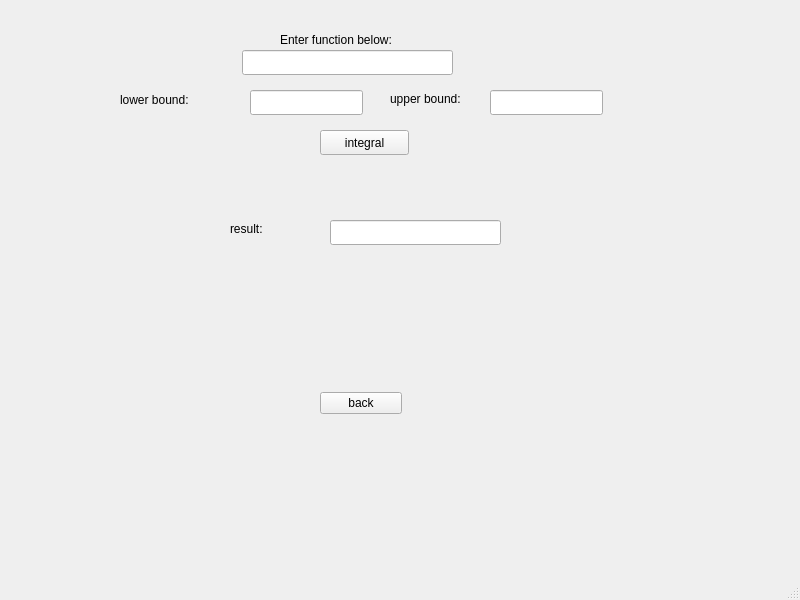
The window that src/geek-calculator/mainwindow.ui (Jelena-Zivovic/RS014-geek-calculator) describes before a commit, drawn with Qt 5.
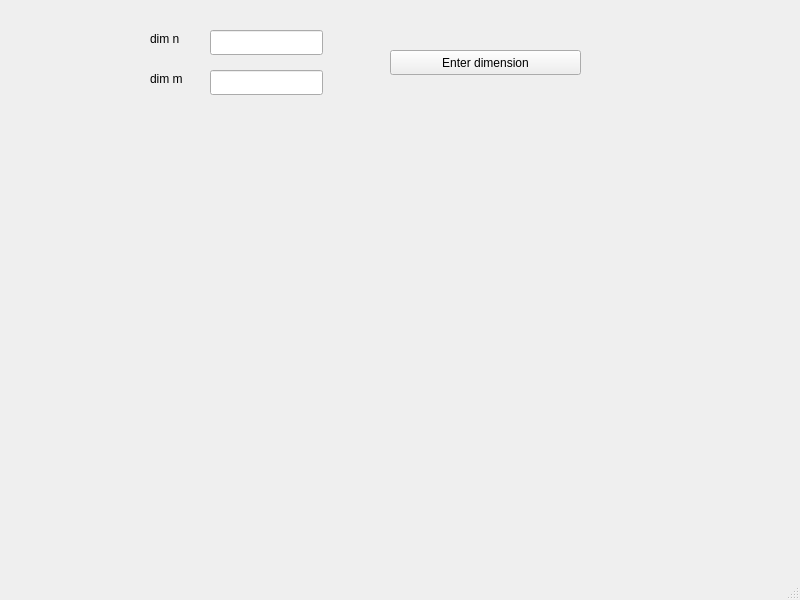
The same window after the commit.

Diff of the .ui file:
```diff
--- a/src/geek-calculator/mainwindow.ui
+++ b/src/geek-calculator/mainwindow.ui
@@ -17,14 +17,14 @@
    <widget class="QStackedWidget" name="stackedWidgets">
     <property name="geometry">
      <rect>
-      <x>100</x>
-      <y>30</y>
+      <x>130</x>
+      <y>10</y>
       <width>521</width>
       <height>421</height>
      </rect>
     </property>
     <property name="currentIndex">
-     <number>2</number>
+     <number>1</number>
     </property>
     <widget class="QWidget" name="mainPage">
      <widget class="QWidget" name="horizontalLayoutWidget">
@@ -54,6 +54,67 @@
       </layout>
      </widget>
     </widget>
+    <widget class="QWidget" name="matrixPage">
+     <widget class="QLineEdit" name="dimNLineEdit">
+      <property name="geometry">
+       <rect>
+        <x>80</x>
+        <y>20</y>
+        <width>113</width>
+        <height>25</height>
+       </rect>
+      </property>
+     </widget>
+     <widget class="QLineEdit" name="dimMLineEdit">
+      <property name="geometry">
+       <rect>
+        <x>80</x>
+        <y>60</y>
+        <width>113</width>
+        <height>25</height>
+       </rect>
+      </property>
+     </widget>
+     <widget class="QLabel" name="dimNLabel">
+      <property name="geometry">
+       <rect>
+        <x>20</x>
+        <y>20</y>
+        <width>67</width>
+        <height>17</height>
+       </rect>
+      </property>
+      <property name="text">
+       <string>dim n</string>
+      </property>
+     </widget>
+     <widget class="QLabel" name="dimMLabel">
+      <property name="geometry">
+       <rect>
+        <x>20</x>
+        <y>60</y>
+        <width>67</width>
+        <height>17</height>
+       </rect>
+      </property>
+      <property name="text">
+       <string>dim m</string>
+      </property>
+     </widget>
+     <widget class="QPushButton" name="pushButton">
+      <property name="geometry">
+       <rect>
+        <x>260</x>
+        <y>40</y>
+        <width>191</width>
+        <height>25</height>
+       </rect>
+      </property>
+      <property name="text">
+       <string>Enter dimension</string>
+      </property>
+     </widget>
+    </widget>
     <widget class="QWidget" name="commonCalculatorPage">
      <widget class="QPushButton" name="goBackToMainPageButton">
       <property name="geometry">
```
Left out of the diff: 7 changed lines with no effect on the pictures.
